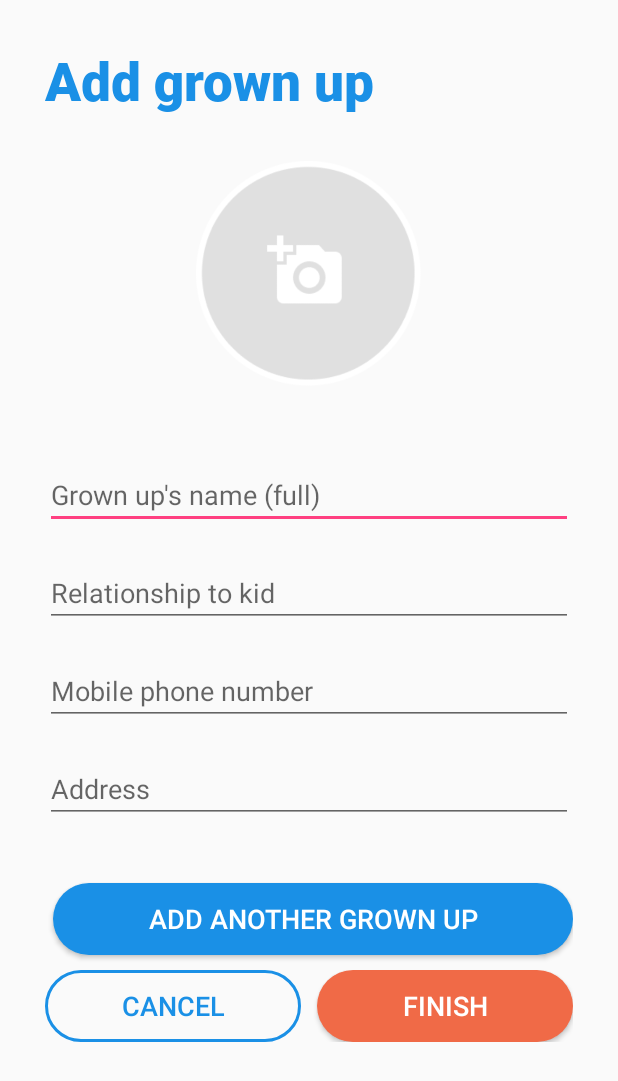
After one commit to mofaza/Kinfo, an Android app: the AddGrownupActivity screen opened directly, with no data from a screen before it, on a phone screen of 412 x 824 dp. The commit adds this screen. Shown: the top 1081 px of the screen. Run offline under Robolectric (Android 15) with nearby library versions, the phone set to English and light mode, and no system bars.

Commit message:
AddGrownupActivity

```diff
--- a/app/src/main/AndroidManifest.xml
+++ b/app/src/main/AndroidManifest.xml
@@ -17,7 +17,8 @@
             </intent-filter>
         </activity>
         <activity android:name=".LoginActivity" />
-        <activity android:name=".AddKidActivity"></activity>
+        <activity android:name=".AddKidActivity" />
+        <activity android:name=".AddGrownupActivity"></activity>
     </application>
 
 </manifest>
--- /dev/null
+++ b/app/src/main/java/elias/lind/kinfo/AddGrownupActivity.java
@@ -0,0 +1,13 @@
+package elias.lind.kinfo;
+
+import android.support.v7.app.AppCompatActivity;
+import android.os.Bundle;
+
+public class AddGrownupActivity extends AppCompatActivity {
+
+    @Override
+    protected void onCreate(Bundle savedInstanceState) {
+        super.onCreate(savedInstanceState);
+        setContentView(R.layout.activity_add_grownup);
+    }
+}
--- /dev/null
+++ b/app/src/main/res/drawable/button_blue.xml
@@ -0,0 +1,8 @@
+<?xml version="1.0" encoding="utf-8"?>
+<shape xmlns:android="http://schemas.android.com/apk/res/android"
+    android:shape="rectangle" android:padding="10dp">
+    <!-- you can use any color you want I used here gray color-->
+    <corners android:radius="200dp"/>
+    <solid android:color="@color/colorPrimaryDark"/>
+
+</shape>
--- /dev/null
+++ b/app/src/main/res/layout/activity_add_grownup.xml
@@ -0,0 +1,129 @@
+<?xml version="1.0" encoding="utf-8"?>
+<RelativeLayout
+    xmlns:android="http://schemas.android.com/apk/res/android"
+    xmlns:app="http://schemas.android.com/apk/res-auto"
+    xmlns:tools="http://schemas.android.com/tools"
+    android:layout_width="match_parent"
+    android:layout_height="match_parent"
+    tools:context=".AddKidActivity"
+    android:layout_marginStart="30dp"
+    android:layout_marginEnd="30dp"
+    >
+
+    <TextView
+        android:id="@+id/Add_kid"
+        android:layout_width="match_parent"
+        android:layout_height="wrap_content"
+        android:fontFamily="@font/roboto_black"
+        android:text="@string/add_grownup"
+        android:textSize="35sp"
+        android:layout_marginTop="30dp"
+        android:textColor="@color/colorPrimaryDark"
+        />
+
+
+    <Button
+        android:id="@+id/add_photo"
+        android:layout_width="150dp"
+        android:layout_height="150dp"
+        android:layout_centerHorizontal="true"
+        android:background="@drawable/add_photo_button"
+        android:layout_below="@id/Add_kid"
+        android:layout_marginTop="30dp"/>
+
+    <LinearLayout
+        android:id="@+id/linearlayout1"
+        android:orientation="vertical"
+        android:layout_width="match_parent"
+        android:layout_height="wrap_content"
+        android:layout_below="@id/add_photo"
+        android:layout_marginTop="50dp">
+
+        <EditText
+            android:id="@+id/editText_addGrownupsName"
+            android:layout_width="match_parent"
+            android:layout_height="wrap_content"
+            android:hint="@string/grownups_name_full"
+            />
+
+        <EditText
+            android:id="@+id/editText_relationToKid"
+            android:layout_width="match_parent"
+            android:layout_height="wrap_content"
+            android:hint="@string/relation_to_kid"
+            android:layout_marginTop="20dp"
+            />
+
+        <EditText
+            android:id="@+id/editText_phoneNumber"
+            android:layout_width="match_parent"
+            android:layout_height="wrap_content"
+            android:hint="@string/phone_number"
+            android:layout_marginTop="20dp"
+            />
+
+        <EditText
+            android:id="@+id/editText_address"
+            android:layout_width="match_parent"
+            android:layout_height="wrap_content"
+            android:hint="@string/address"
+            android:layout_marginTop="20dp"
+
+            />
+
+
+    </LinearLayout>
+
+    <Button
+        android:id="@+id/buttonAddExtraGrownup"
+        android:layout_width="match_parent"
+        android:layout_height="wrap_content"
+        android:text="@string/add_extra_grownup"
+        android:layout_marginStart="5dp"
+        android:layout_marginTop="40dp"
+        android:textSize="18sp"
+        android:background="@drawable/button_blue"
+        android:textColor="@color/colorWhite"
+        android:layout_below="@id/linearlayout1"
+        />
+
+
+    <LinearLayout
+        android:orientation="horizontal"
+        android:layout_width="match_parent"
+        android:layout_height="wrap_content"
+        android:layout_marginBottom="30dp"
+        android:layout_marginTop="10dp"
+        android:layout_below="@id/buttonAddExtraGrownup"
+        >
+
+        <Button
+            android:id="@+id/buttonCancel"
+            android:layout_width="wrap_content"
+            android:layout_height="wrap_content"
+            android:text="@string/cancel"
+            android:layout_weight="1"
+            android:layout_marginEnd="5dp"
+            android:textSize="18sp"
+            android:background="@drawable/button_transparent_blue"
+            android:textColor="@color/colorPrimaryDark"
+
+            />
+
+        <Button
+            android:id="@+id/buttonNext"
+            android:layout_width="wrap_content"
+            android:layout_height="wrap_content"
+            android:text="@string/finish"
+            android:layout_marginStart="5dp"
+            android:layout_weight="1"
+            android:textSize="18sp"
+            android:background="@drawable/button_orange"
+            android:textColor="@color/colorWhite"
+            />
+
+
+    </LinearLayout>
+
+
+</RelativeLayout>
--- a/app/src/main/res/values/strings.xml
+++ b/app/src/main/res/values/strings.xml
@@ -14,4 +14,11 @@
     <string name="kids_favorite_animal">Kid\'s favorite animal</string>
     <string name="cancel">CANCEL</string>
     <string name="next">NEXT</string>
+    <string name="add_grownup">Add grown up</string>
+    <string name="grownups_name_full">Grown up\'s name (full)</string>
+    <string name="relation_to_kid">Relationship to kid</string>
+    <string name="phone_number">Mobile phone number</string>
+    <string name="address">Address</string>
+    <string name="add_extra_grownup">ADD ANOTHER GROWN UP</string>
+    <string name="finish">FINISH</string>
 </resources>
--- a/app/src/main/res/values/styles.xml
+++ b/app/src/main/res/values/styles.xml
@@ -6,7 +6,6 @@
         <item name="colorPrimary">@color/colorPrimary</item>
         <item name="colorPrimaryDark">@color/colorPrimaryDark</item>
         <item name="colorAccent">@color/colorAccent</item>
-
     </style>
 
 </resources>
```
